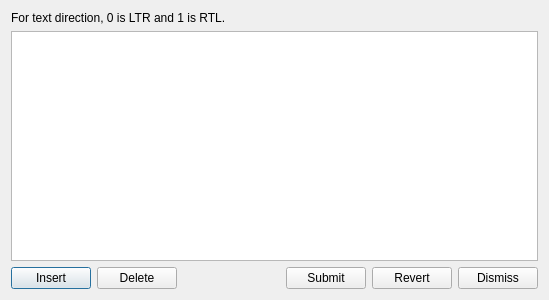
The window that writingsystemsdialog.ui (adamb924/Gloss) describes before a commit, drawn with Qt 5.
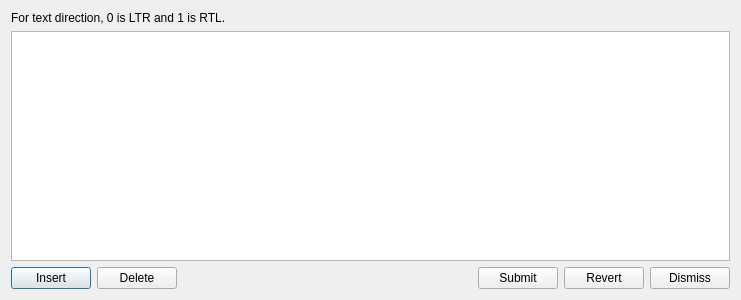
The same window after the commit.

Commit message: Made WritingSystemDialog work.

Diff of the .ui file:
```diff
--- a/writingsystemsdialog.ui
+++ b/writingsystemsdialog.ui
@@ -6,7 +6,7 @@
    <rect>
     <x>0</x>
     <y>0</y>
-    <width>549</width>
+    <width>741</width>
     <height>300</height>
    </rect>
   </property>
```
The commit also changes 1 other file.
